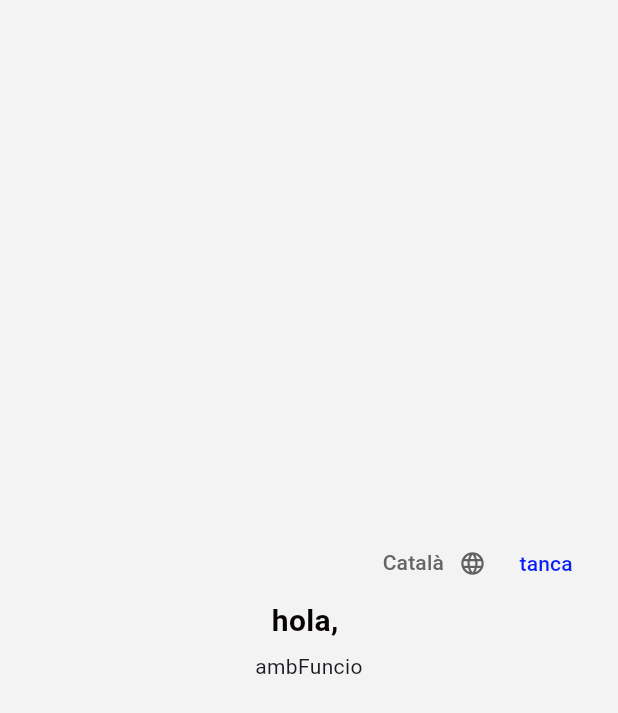
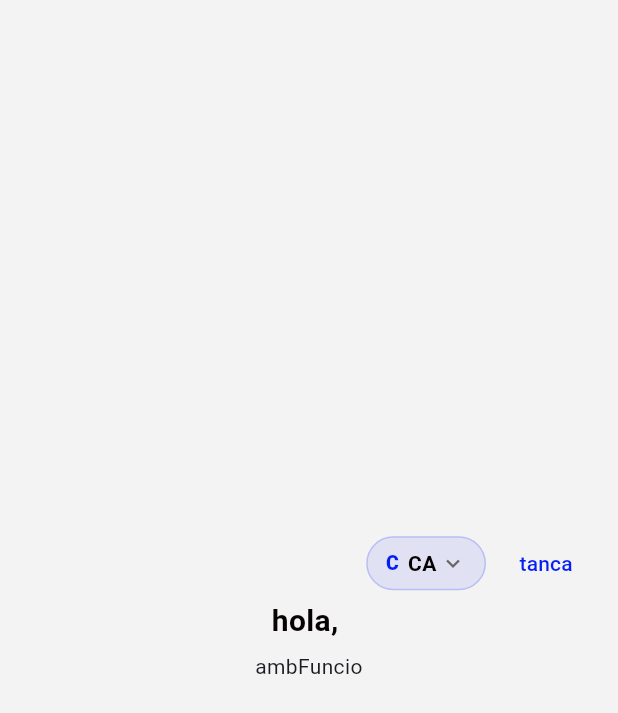
Before and after one commit to Escacstorre/portal_soci_escacs, a Flutter app: the SelectorPantalla screen opened directly, on a phone screen of 412 x 824 dp. Shown: the top 713 px of the screen. Run offline on Flutter 3.47's test engine with Material 3 defaults, Android fonts, the phone set to English and light mode, and no system bars; our stand-ins replace flutter_svg; missing offline and left inert: dart:html; network calls fail.

Commit message:
feat: desplegable d'idioma al login, noms d'idioma des del Sheet
- IdiomeMenu redissenyat (píndola amb codi, nom, fletxa) + PopupMenu amb check; disappears el const que impedia el refresh
- Nom de cada idioma llegit del Sheet (clau nomIdioma) via Traduccions.nomDe, zero hardcoded
- langs ignora idiomes sense traduccions; idioma per defecte validat amb la llista dinàmica
- supportedLocales dinàmic per codis ISO coneguts (calendari en EN/FR...)
- Login: desplegable a la card (dalt dret) amb canvi local que conserva els camps
- Codi.gs: nova fila ['nomIdioma','Català','Español'] al DEFAULT_TRADUCCIONS

```diff
--- a/lib/estat.dart
+++ b/lib/estat.dart
@@ -292,7 +292,7 @@ class Estat {
     if (cfg != null) {
       club = '${cfg['club'] ?? ''}';
       final idioma = '${cfg['idioma'] ?? 'CA'}'.toUpperCase();
-      if (Traduccions.baseLangs.contains(idioma)) i18n.lang = idioma;
+      if (Traduccions.instance.langs.contains(idioma)) i18n.lang = idioma;
       i18n.setLx((cfg['traduccions'] as Map?)?.cast<String, dynamic>());
     }
     final saved = html.window.localStorage['ps_lang'];
--- a/lib/ginys.dart
+++ b/lib/ginys.dart
@@ -9,38 +9,74 @@ import 'estils.dart';
 import 'traduccions.dart';
 import 'estat.dart';
 
-const _nomsIdioma = {'CA': 'Català', 'ES': 'Español'};
-
-String nomIdioma(String codi) => _nomsIdioma[codi] ?? codi;
-
 class IdiomaMenu extends StatelessWidget {
-  const IdiomaMenu({super.key});
+  const IdiomaMenu({super.key, this.onCanvi});
+  final ValueChanged<String>? onCanvi;
 
   @override
   Widget build(BuildContext context) {
     final i18n = Traduccions.instance;
-    return DropdownButton<String>(
-      value: i18n.lang,
-      underline: const SizedBox.shrink(),
-      isDense: true,
-      icon: const Icon(Icons.language, size: 18),
-      items: [
-        for (final l in i18n.langs)
-          DropdownMenuItem(value: l, child: Text(nomIdioma(l), style: const TextStyle(fontSize: 14, color: textCol))),
-      ],
-      onChanged: (l) {
-        if (l == null || l == i18n.lang) return;
+    final actiu = i18n.lang;
+    return PopupMenuButton<String>(
+      tooltip: i18n.nomDe(actiu),
+      padding: EdgeInsets.zero,
+      offset: const Offset(0, 10),
+      position: PopupMenuPosition.under,
+      onSelected: (l) {
+        if (l == actiu) return;
+        if (onCanvi != null) {
+          onCanvi!(l);
+          return;
+        }
         setStateIdioma(l);
       },
+      itemBuilder: (ctx) => [
+        for (final l in i18n.langs)
+          PopupMenuItem(
+            value: l,
+            child: Row(mainAxisSize: MainAxisSize.min, children: [
+              Icon(l == actiu ? Icons.check : Icons.language, size: 16,
+                  color: l == actiu ? pri : null),
+              const SizedBox(width: 8),
+              Text(i18n.nomDe(l),
+                  style: TextStyle(
+                      fontSize: 14,
+                      color: l == actiu ? pri : textCol,
+                      fontWeight: l == actiu ? FontWeight.w700 : FontWeight.w500)),
+            ]),
+          ),
+      ],
+      child: Container(
+        padding: const EdgeInsets.symmetric(horizontal: 12, vertical: 7),
+        decoration: BoxDecoration(
+          color: pri.withValues(alpha: .08),
+          borderRadius: BorderRadius.circular(999),
+          border: Border.all(color: pri.withValues(alpha: .18)),
+        ),
+        child: Row(mainAxisSize: MainAxisSize.min, children: [
+          Text(actiu.isNotEmpty ? actiu.substring(0, 1).toUpperCase() : '',
+              style: TextStyle(
+                  fontSize: 13, fontWeight: FontWeight.w800, color: pri)),
+          const SizedBox(width: 6),
+          Text(i18n.nomDe(actiu),
+              style: const TextStyle(fontSize: 14, fontWeight: FontWeight.w600, color: titol)),
+          const SizedBox(width: 2),
+          const Icon(Icons.expand_more, size: 18, color: textCol),
+        ]),
+      ),
     );
   }
 }
 
-void setStateIdioma(String codi) {
+void setStateIdiomaLocal(String codi) {
   final i18n = Traduccions.instance;
   if (!i18n.langs.contains(codi)) return;
   i18n.lang = codi;
   html.window.localStorage['ps_lang'] = codi;
+}
+
+void setStateIdioma(String codi) {
+  setStateIdiomaLocal(codi);
   Estat.i.refres();
 }
 
@@ -66,8 +102,8 @@ class Capcalera extends StatelessWidget implements PreferredSizeWidget {
           : null,
       automaticallyImplyLeading: false,
       actions: [
-        const Padding(
-          padding: EdgeInsets.symmetric(horizontal: 8),
+        Padding(
+          padding: const EdgeInsets.symmetric(horizontal: 8),
           child: IdiomaMenu(),
         ),
         if (rols.length > 1)
--- a/lib/main.dart
+++ b/lib/main.dart
@@ -35,12 +35,27 @@ void main() {
 class PortalApp extends StatelessWidget {
   const PortalApp({super.key});
 
+  static const _isoIdiomes = {
+    'CA': 'ca', 'ES': 'es', 'EN': 'en', 'FR': 'fr', 'DE': 'de', 'IT': 'it',
+    'PT': 'pt', 'GL': 'gl', 'EU': 'eu', 'OC': 'oc', 'NL': 'nl', 'PL': 'pl',
+  };
+
+  List<Locale> _localesDisponibles() {
+    final out = <Locale>[];
+    for (final l in Traduccions.instance.langs) {
+      final iso = _isoIdiomes[l];
+      if (iso != null) out.add(Locale(iso));
+    }
+    if (out.isEmpty) out.add(const Locale('es'));
+    return out;
+  }
+
   @override
   Widget build(BuildContext context) {
     return MaterialApp(
       title: 'Portal Socis',
       debugShowCheckedModeBanner: false,
-      supportedLocales: const [Locale('ca'), Locale('es')],
+      supportedLocales: _localesDisponibles(),
       localizationsDelegates: const [
         GlobalMaterialLocalizations.delegate,
         GlobalWidgetsLocalizations.delegate,
--- a/lib/pantalles/acces.dart
+++ b/lib/pantalles/acces.dart
@@ -52,6 +52,18 @@ class _IniciSessioPantallaState extends State<IniciSessioPantalla> {
                   child: Column(
                     crossAxisAlignment: CrossAxisAlignment.start,
                     children: [
+                      SizedBox(
+                        width: double.infinity,
+                        child: Align(
+                          alignment: Alignment.centerRight,
+                          child: IdiomaMenu(
+                            onCanvi: (c) {
+                              if (mounted) setState(() => setStateIdiomaLocal(c));
+                            },
+                          ),
+                        ),
+                      ),
+                      const SizedBox(height: 4),
                       SizedBox(
                         width: double.infinity,
                         child: Column(
@@ -300,7 +312,10 @@ class SelectorPantalla extends StatelessWidget {
                 Align(
                   alignment: Alignment.topRight,
                   child: Row(mainAxisSize: MainAxisSize.min, children: [
-                    const Padding(padding: EdgeInsets.symmetric(horizontal: 8), child: IdiomaMenu()),
+                    Padding(
+                      padding: const EdgeInsets.symmetric(horizontal: 8),
+                      child: IdiomaMenu(),
+                    ),
                     TextButton(onPressed: () => st.tancaSessio(), child: Text(t('tanca'))),
                   ]),
                 ),
--- a/lib/traduccions.dart
+++ b/lib/traduccions.dart
@@ -8,11 +8,25 @@ class Traduccions {
   static const List<String> baseLangs = ['CA', 'ES'];
 
   List<String> get langs {
-    final lls = [...baseLangs];
+    final lls = <String>[];
+    for (final k in baseLangs) {
+      final d = lx[k];
+      if (d is Map && d.isNotEmpty) lls.add(k);
+    }
     for (final k in lx.keys) {
-      if (!lls.contains(k)) lls.add(k);
+      if (!lls.contains(k)) {
+        final d = lx[k];
+        if (d is Map && d.isNotEmpty) lls.add(k);
+      }
     }
+    if (lls.isEmpty) return const ['CA', 'ES'];
     return lls;
+  }
+
+  String nomDe(String codi) {
+    final d = lx[codi];
+    if (d is Map && d['nomIdioma'] != null) return '${d['nomIdioma']}';
+    return codi;
   }
 
   String t(String k) {
```
Also changed, not shown: 1 other file.
